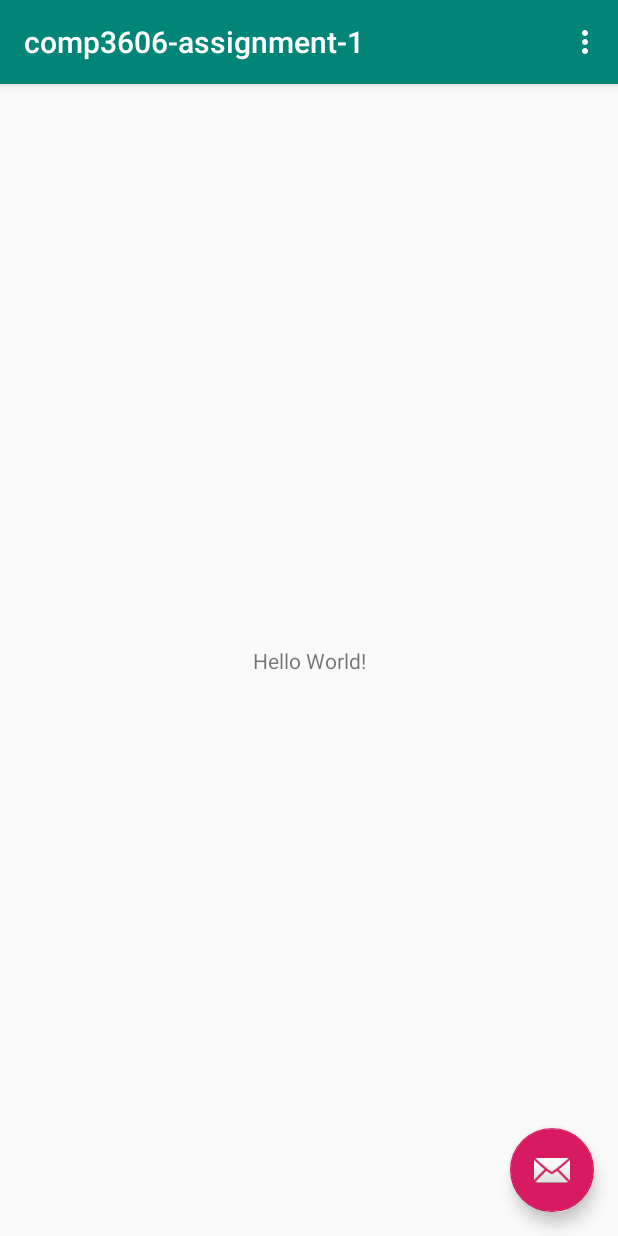
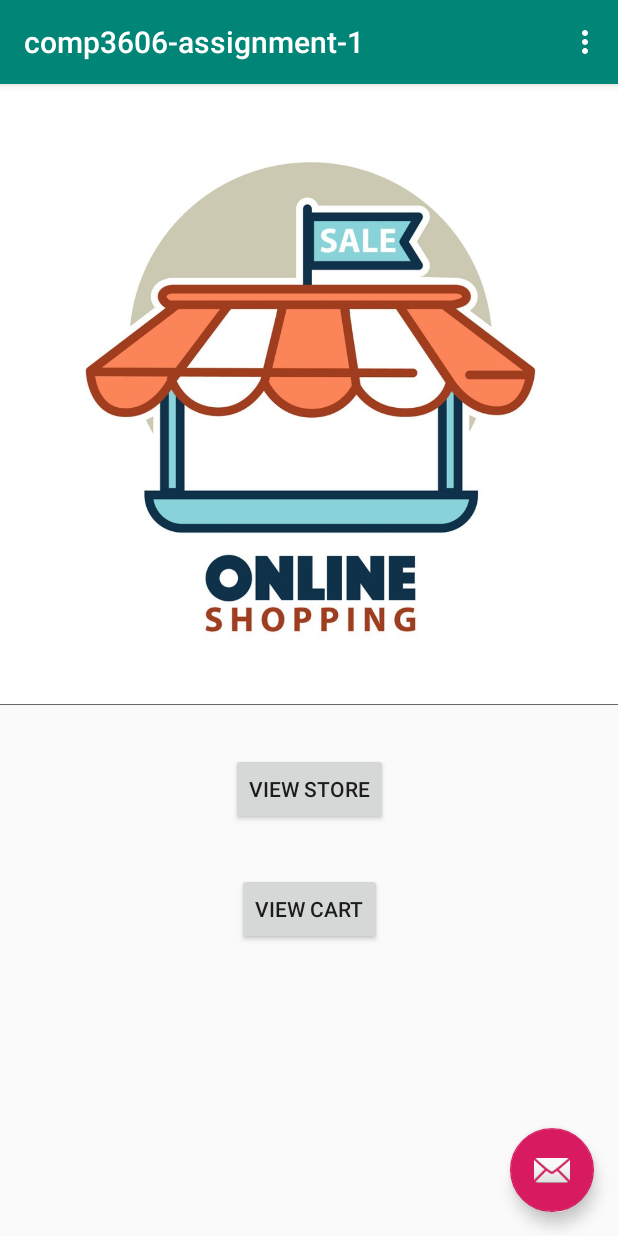
Before and after one commit to karimcambridge/comp-3606-assignment-1, an Android app: the screen it shows after launch (MainActivity), on a phone screen of 412 x 824 dp. Run offline under Robolectric (Android 15) with nearby library versions, the phone set to English and light mode, and no system bars.

Commit message:
Added main content page logo and buttons

```diff
--- a/app/src/main/res/layout/content_main.xml
+++ b/app/src/main/res/layout/content_main.xml
@@ -8,13 +8,37 @@
     tools:context=".MainActivity"
     tools:showIn="@layout/activity_main">
 
-    <TextView
+    <ImageView
+        android:id="@+id/main_img"
+        android:layout_width="0dp"
+        android:layout_height="0dp"
+        android:layout_marginBottom="32dp"
+        app:layout_constraintBottom_toTopOf="@+id/btn_store"
+        app:layout_constraintEnd_toEndOf="parent"
+        app:layout_constraintStart_toStartOf="parent"
+        app:layout_constraintTop_toTopOf="parent"
+        app:srcCompat="@drawable/store_logo" />
+
+    <Button
+        android:id="@+id/btn_store"
         android:layout_width="wrap_content"
         android:layout_height="wrap_content"
-        android:text="Hello World!"
+        android:layout_marginBottom="32dp"
+        android:text="VIEW STORE"
+        app:layout_constraintBottom_toTopOf="@+id/btn_cart"
+        app:layout_constraintEnd_toEndOf="parent"
+        app:layout_constraintStart_toStartOf="parent"
+        app:layout_constraintTop_toBottomOf="@+id/main_img" />
+
+    <Button
+        android:id="@+id/btn_cart"
+        android:layout_width="wrap_content"
+        android:layout_height="wrap_content"
+        android:layout_marginStart="4dp"
+        android:layout_marginLeft="4dp"
+        android:layout_marginBottom="194dp"
+        android:text="VIEW CART"
         app:layout_constraintBottom_toBottomOf="parent"
-        app:layout_constraintLeft_toLeftOf="parent"
-        app:layout_constraintRight_toRightOf="parent"
-        app:layout_constraintTop_toTopOf="parent" />
-
+        app:layout_constraintStart_toStartOf="@+id/btn_store"
+        app:layout_constraintTop_toBottomOf="@+id/btn_store" />
 </androidx.constraintlayout.widget.ConstraintLayout>
```
Also changed, not shown: app/src/main/res/drawable/store_logo.jpg (added).
